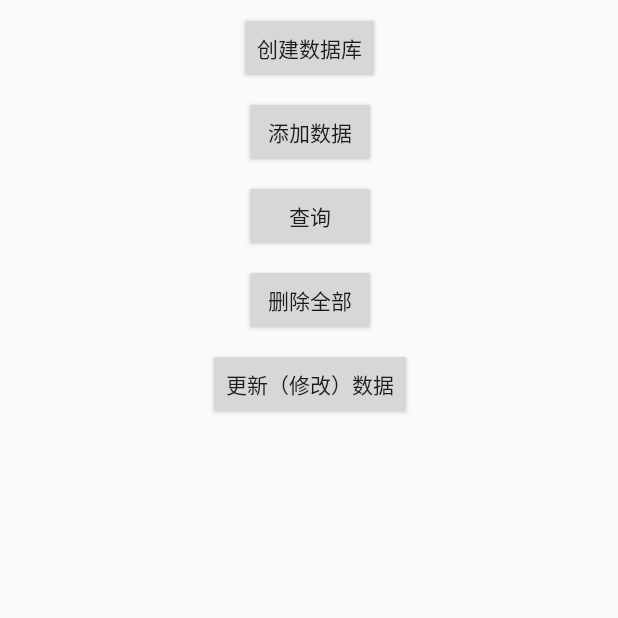
After one commit to dyegral/android_learning_test, an Android app: the LitePalTestActivity screen opened directly, with no data from a screen before it, on a phone screen of 412 x 824 dp, the top half of it. The commit adds this screen. Run offline under Robolectric (Android 15) with nearby library versions, the phone set to English and light mode, and no system bars; libraries missing offline, so code that uses them is left out: org.litepal, org.litepal.crud, org.litepal.tablemanager.

Commit message:
add LitePal test

```diff
--- a/app/build.gradle
+++ b/app/build.gradle
@@ -33,4 +33,6 @@ dependencies {
     annotationProcessor 'com.github.bumptech.glide:compiler:4.11.0'
     // 处理json字符串
     implementation 'com.google.code.gson:gson:2.8.6'
+    // litepal 数据库框架
+    implementation 'org.litepal.android:java:3.0.0'
 }
--- a/app/src/main/AndroidManifest.xml
+++ b/app/src/main/AndroidManifest.xml
@@ -7,6 +7,7 @@
     <uses-permission android:name="android.permission.ACCESS_NETWORK_STATE" />
 
     <application
+        android:name=".MyApplication"
         android:allowBackup="true"
         android:icon="@mipmap/harley"
         android:label="@string/app_name"
@@ -14,11 +15,12 @@
         android:supportsRtl="true"
         android:theme="@style/AppTheme"
         tools:ignore="GoogleAppIndexingWarning">
+        <activity android:name=".LitePalTestActivity" />
+
         <service
             android:name=".MyService"
             android:enabled="true"
-            android:exported="true">
-        </service>
+            android:exported="true" />
 
         <activity android:name=".ServiceTestActivity" />
         <activity android:name=".ThreadTestActivity" />
--- /dev/null
+++ b/app/src/main/res/layout/activity_lite_pal_test.xml
@@ -0,0 +1,59 @@
+<?xml version="1.0" encoding="utf-8"?>
+<androidx.constraintlayout.widget.ConstraintLayout xmlns:android="http://schemas.android.com/apk/res/android"
+    xmlns:app="http://schemas.android.com/apk/res-auto"
+    xmlns:tools="http://schemas.android.com/tools"
+    android:layout_width="match_parent"
+    android:layout_height="match_parent"
+    tools:context=".LitePalTestActivity">
+
+
+    <Button
+        android:id="@+id/btn_create_db"
+        android:layout_width="wrap_content"
+        android:layout_height="wrap_content"
+        android:layout_marginTop="8dp"
+        android:text="@string/create_db"
+        app:layout_constraintEnd_toEndOf="parent"
+        app:layout_constraintStart_toStartOf="parent"
+        app:layout_constraintTop_toTopOf="parent" />
+
+    <Button
+        android:id="@+id/btn_add_db"
+        android:layout_width="wrap_content"
+        android:layout_height="wrap_content"
+        android:layout_marginTop="8dp"
+        android:text="添加数据"
+        app:layout_constraintEnd_toEndOf="@+id/btn_create_db"
+        app:layout_constraintStart_toStartOf="@+id/btn_create_db"
+        app:layout_constraintTop_toBottomOf="@+id/btn_create_db" />
+
+    <Button
+        android:id="@+id/btn_query_db"
+        android:layout_width="wrap_content"
+        android:layout_height="wrap_content"
+        android:layout_marginTop="8dp"
+        android:text="查询"
+        app:layout_constraintEnd_toEndOf="@+id/btn_add_db"
+        app:layout_constraintStart_toStartOf="@+id/btn_add_db"
+        app:layout_constraintTop_toBottomOf="@+id/btn_add_db" />
+
+    <Button
+        android:id="@+id/btn_delete_db"
+        android:layout_width="wrap_content"
+        android:layout_height="wrap_content"
+        android:layout_marginTop="8dp"
+        android:text="删除全部"
+        app:layout_constraintEnd_toEndOf="@+id/btn_query_db"
+        app:layout_constraintStart_toStartOf="@+id/btn_query_db"
+        app:layout_constraintTop_toBottomOf="@+id/btn_query_db" />
+
+    <Button
+        android:id="@+id/btn_update_db"
+        android:layout_width="wrap_content"
+        android:layout_height="wrap_content"
+        android:layout_marginTop="8dp"
+        android:text="更新（修改）数据"
+        app:layout_constraintEnd_toEndOf="@+id/btn_delete_db"
+        app:layout_constraintStart_toStartOf="@+id/btn_delete_db"
+        app:layout_constraintTop_toBottomOf="@+id/btn_delete_db" />
+</androidx.constraintlayout.widget.ConstraintLayout>
--- a/app/src/main/res/values/strings.xml
+++ b/app/src/main/res/values/strings.xml
@@ -8,4 +8,6 @@
     <string name="glide_load_img_test">Glide 加载图片测试</string>
     <string name="thread_test">测试子线程更新UI</string>
     <string name="service_test">测试 Service</string>
+    <string name="litepal_test">测试 LitePal</string>
+    <string name="create_db">创建数据库</string>
 </resources>
```
Also changed, not shown: app/src/main/assets/litepal.xml (added, +11 -0 lines), app/src/main/java/com/example/myapplication/LitePalTestActivity.java (added, +99 -0 lines), app/src/main/java/com/example/myapplication/MainActivity.java (+7 -0 lines), app/src/main/java/com/example/myapplication/MyApplication.java (added, +23 -0 lines), app/src/main/java/com/example/myapplication/entry/Book.java (added, +60 -0 lines), app/src/main/java/com/example/myapplication/entry/Category.java (added, +19 -0 lines), app/src/main/res/layout/activity_main.xml (+11 -0 lines).
